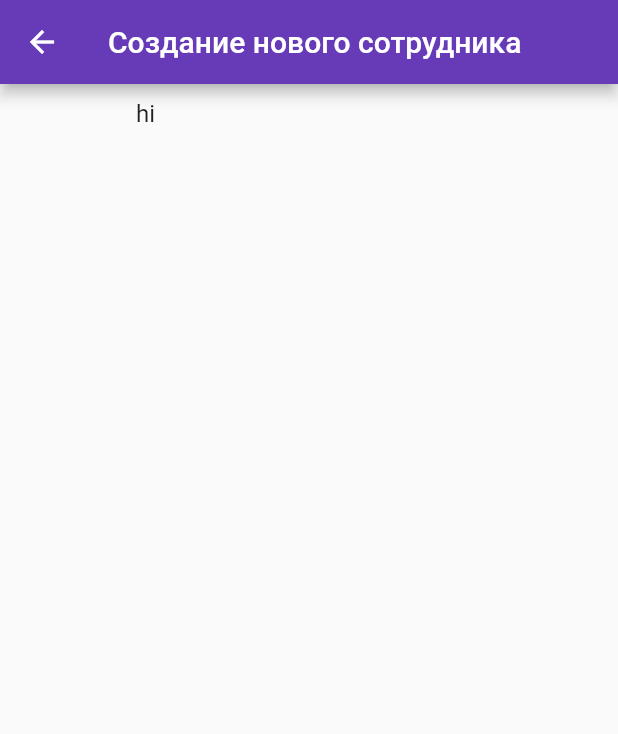
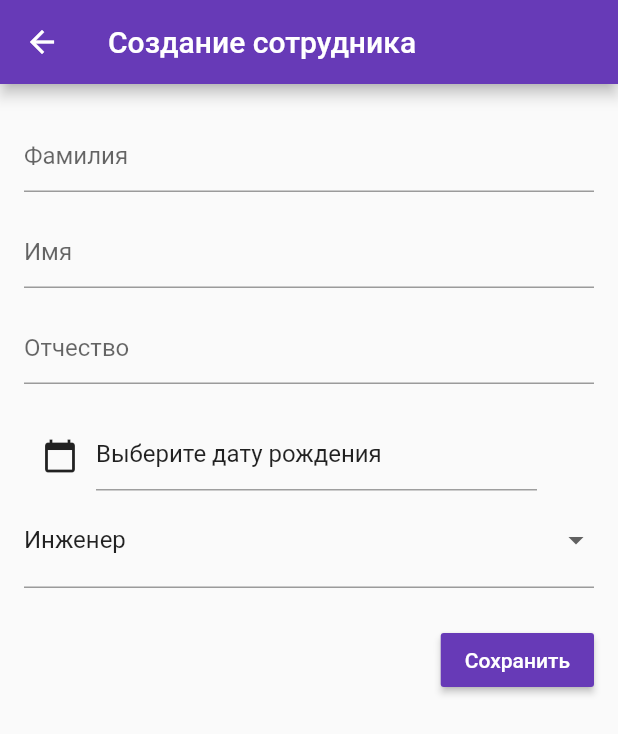
Before and after one commit to Steelwsky/staff_app, a Flutter app: the screen it shows after launch, after a tap on the "add" icon, on a phone screen of 412 x 824 dp. Shown: the top 734 px of the screen. Run offline on Flutter 3.47's test engine with Material 2 defaults, Android fonts, the phone set to English and light mode, and no system bars; our stand-ins replace cloud_firestore, flutter_datetime_picker; accounts and stored records are empty.

Commit message:
wrote few functions for firestore. Implemented addition of StaffMember (actually added some verifications and snackbars). todo: main list of staff members, child model, child addition and child list in staff's page

```diff
--- /dev/null
+++ b/lib/controller/creation_controller.dart
@@ -0,0 +1,6 @@
+import 'package:flutter/material.dart';
+
+class MyDatePicker {
+
+
+}
--- /dev/null
+++ b/lib/controller/staff_controller.dart
@@ -0,0 +1,142 @@
+import 'package:flutter/cupertino.dart';
+import 'package:flutter/material.dart';
+import 'package:intl/intl.dart';
+import 'package:staffapp/main.dart';
+import 'package:staffapp/models/staff_model.dart';
+import 'package:uuid/uuid.dart';
+
+class ManCreation {
+  final DatabaseConcept database;
+
+  ManCreation({this.database});
+
+  ValueNotifier<StaffMemberModel> staffMemberNotifier = ValueNotifier(StaffMemberModel(position: positionList.first));
+
+  void addInfo(DataType dataType, String data) {
+    switch (dataType) {
+      case DataType.lastName:
+        {
+//          dataType == DataType.lastName ? :
+          staffMemberNotifier.value = StaffMemberModel(
+            lastName: data,
+            firstName: staffMemberNotifier.value.firstName,
+            middleName: staffMemberNotifier.value.middleName,
+            birthDay: staffMemberNotifier.value.birthDay,
+            position: staffMemberNotifier.value.position,
+          );
+          break;
+        }
+      case DataType.firstName:
+        {
+          staffMemberNotifier.value = StaffMemberModel(
+            lastName: staffMemberNotifier.value.lastName,
+            firstName: data,
+            middleName: staffMemberNotifier.value.middleName,
+            birthDay: staffMemberNotifier.value.birthDay,
+            position: staffMemberNotifier.value.position,
+          );
+          break;
+        }
+      case DataType.middleName:
+        {
+          staffMemberNotifier.value = StaffMemberModel(
+            lastName: staffMemberNotifier.value.lastName,
+            firstName: staffMemberNotifier.value.firstName,
+            middleName: data,
+            birthDay: staffMemberNotifier.value.birthDay,
+            position: staffMemberNotifier.value.position,
+          );
+          break;
+        }
+      case DataType.position:
+        {
+          staffMemberNotifier.value = StaffMemberModel(
+            lastName: staffMemberNotifier.value.lastName,
+            firstName: staffMemberNotifier.value.firstName,
+            middleName: staffMemberNotifier.value.middleName,
+            birthDay: staffMemberNotifier.value.birthDay,
+            position: data,
+          );
+          break;
+        }
+    }
+  }
+
+  void addBirthDay(DateTime dateTime) {
+    staffMemberNotifier.value = StaffMemberModel(
+      lastName: staffMemberNotifier.value.lastName,
+      firstName: staffMemberNotifier.value.firstName,
+      middleName: staffMemberNotifier.value.middleName,
+      birthDay: DateFormat('yyyy-MM-dd').format(dateTime),
+      position: staffMemberNotifier.value.position,
+    );
+    print('addBirthday ${staffMemberNotifier.value.birthDay}');
+  }
+
+  String _getUuidFromString(String title) => Uuid().v5(title, 'UUID');
+
+  void saveNewStaffMember(GlobalKey<ScaffoldState> key) async {
+    staffMemberNotifier.value = StaffMemberModel(
+      id: _getUuidFromString(
+          '${staffMemberNotifier.value.lastName}${staffMemberNotifier.value.firstName}${staffMemberNotifier.value.middleName}${staffMemberNotifier.value.birthDay}'),
+      lastName: staffMemberNotifier.value.lastName,
+      firstName: staffMemberNotifier.value.firstName,
+      middleName: staffMemberNotifier.value.middleName,
+      birthDay: staffMemberNotifier.value.birthDay,
+      position: staffMemberNotifier.value.position,
+    );
+    if (await isStaffMemberInDatabase(string: staffMemberNotifier.value.id) == false) {
+      database.addStaffMember(staffMemberNotifier.value);
+      staffMemberNotifier.value = StaffMemberModel(position: positionList.first);
+      print('saved');
+      key.currentState.showSnackBar(snackbarSuccess);
+    } else {
+      print('already exists');
+      key.currentState.showSnackBar(snackbarExists);
+    }
+  }
+
+  void clearStaffInfo() {
+    staffMemberNotifier.value = StaffMemberModel(position: positionList.first);
+    print('cleared');
+  }
+
+  Future<bool> isStaffMemberInDatabase({@required String string}) {
+    return database.isStaffExists(string);
+  }
+
+  Stream<List<StaffMemberModel>> getAllStaff() {
+    print('getAll called');
+    return database.getAllStaff();
+  }
+}
+
+class DatePickerController {
+  ValueNotifier<DateTime> dateNotifier = ValueNotifier(DateTime(404));
+
+  void onDateChanged(DateTime dateTime) {
+    dateNotifier.value = dateTime;
+  }
+}
+
+enum DataType {
+  lastName,
+  firstName,
+  middleName,
+  position,
+}
+
+final snackbarDateFailed = SnackBar(
+  content: Text("Укажите дату рождения"),
+  duration: Duration(seconds: 2),
+);
+
+final snackbarSuccess = SnackBar(
+  content: Text("Сотрудник добавлен"),
+  duration: Duration(seconds: 2),
+);
+
+final snackbarExists = SnackBar(
+  content: Text("Сотрудник уже существует"),
+  duration: Duration(seconds: 2),
+);
--- a/lib/home_page.dart
+++ b/lib/home_page.dart
@@ -18,8 +18,8 @@ class _MyHomePageState extends State<MyHomePage> {
       ),
       body: Center(
           child: ListView(
-              key: PageStorageKey('latest'),
-              children: list
+              key: PageStorageKey('staffPage'),
+              children: staffList
                   .toList()
                   .map(
                     (i) => ListTile(
@@ -28,7 +28,7 @@ class _MyHomePageState extends State<MyHomePage> {
                         style: TextStyle(fontSize: 18),
                       ),
                       subtitle: Text(
-                        i.position,
+                        '${i.position} \n${i.birthDay}',
                         maxLines: 3,
                         overflow: TextOverflow.ellipsis,
                         style: TextStyle(fontSize: 16),
--- a/lib/main.dart
+++ b/lib/main.dart
@@ -1,21 +1,65 @@
 import 'package:flutter/material.dart';
+import 'package:flutter/services.dart';
 import 'package:provider/provider.dart';
+import 'package:staffapp/controller/staff_controller.dart';
+import 'package:staffapp/models/staff_model.dart';
+import 'package:staffapp/storage/firestore_service.dart';
 
 import 'home_page.dart';
 
-void main() => runApp(MyApp());
+typedef AddStaffMember = Future<void> Function(StaffMemberModel staffMemberModel);
+typedef GetAllStaff = Stream<List<StaffMemberModel>> Function();
+typedef IsStaffExists = Future<bool> Function(String string);
 
-class MyApp extends StatelessWidget {
+abstract class DatabaseConcept {
+  final AddStaffMember addStaffMember;
+  final GetAllStaff getAllStaff;
+  final IsStaffExists isStaffExists;
+
+  DatabaseConcept({this.addStaffMember, this.getAllStaff, this.isStaffExists});
+}
+
+class ProductionDatabase implements DatabaseConcept {
+  FirestoreDatabase firestoreDatabase = FirestoreDatabase();
+
+  @override
+  AddStaffMember get addStaffMember => firestoreDatabase.saveStaffMember;
+
+  @override
+  GetAllStaff get getAllStaff => firestoreDatabase.getAllStaff;
+
+  @override
+  IsStaffExists get isStaffExists => firestoreDatabase.isStaffExists;
+}
+
+void main() {
+  WidgetsFlutterBinding.ensureInitialized();
+  final DatabaseConcept firestore = ProductionDatabase();
+  SystemChrome.setPreferredOrientations([DeviceOrientation.portraitUp, DeviceOrientation.portraitDown])
+      .then((_) => runApp(MyApp(database: firestore)));
+}
+
+class MyApp extends StatefulWidget {
+  final DatabaseConcept database;
+
+  MyApp({this.database});
+
+  @override
+  _MyAppState createState() => _MyAppState();
+}
+
+class _MyAppState extends State<MyApp> {
   @override
   Widget build(BuildContext context) {
     return MultiProvider(
         providers: [
-
+          Provider<ManCreation>(create: (_) => ManCreation(database: widget.database)),
         ],
         child: MaterialApp(
           title: 'Staff App',
           theme: ThemeData(primarySwatch: Colors.deepPurple),
           home: MyHomePage(),
-        ));
+          initialRoute: '/',
+        ),);
   }
 }
--- a/lib/models/staff_model.dart
+++ b/lib/models/staff_model.dart
@@ -1,13 +1,27 @@
 class StaffMemberModel {
-  final int id;
+  final String id;
   final String lastName;
   final String firstName;
   final String middleName;
-  final DateTime birthDay;
+  final String birthDay;
   final String position;
 
-  StaffMemberModel(this.id, this.lastName, this.firstName, this.middleName, this.birthDay, this.position);
+  StaffMemberModel({this.id, this.lastName, this.firstName, this.middleName, this.birthDay, this.position});
 }
 
+final Iterable<StaffMemberModel> staffList = [
+  StaffMemberModel(
+    lastName: 'Ivanov',
+    firstName: 'Ivan',
+    middleName: 'Ivanovich',
+    birthDay: '1998',
+    position: 'Programmer',
+  )
+];
 
-Iterable<StaffMemberModel> list = [StaffMemberModel(1, 'Ivanov', 'Ivan', 'Ivanovich', DateTime(1988), 'Programmer')];
+//enum Position { manager, engineer }
+
+const List<String> positionList = [
+  "Инженер",
+  "Менеджер"
+];
--- a/lib/pages/creation_staff_member_page.dart
+++ b/lib/pages/creation_staff_member_page.dart
@@ -1,45 +1,95 @@
 import 'package:flutter/material.dart';
+import 'package:provider/provider.dart';
+import 'package:staffapp/controller/staff_controller.dart';
+import 'package:staffapp/widgets/date_picker_widget.dart';
+import 'package:staffapp/widgets/position_dropdown.dart';
+import 'package:staffapp/widgets/text_field_widget.dart';
 
 class CreationStaffMemberPage extends StatelessWidget {
+  final _scaffoldKey = GlobalKey<ScaffoldState>();
+  final _formKey = GlobalKey<FormState>();
+
+//  final snackbarDateFailed = SnackBar(
+//    content: Text("Укажите дату рождения"),
+//    duration: Duration(seconds: 2),
+//  );
+//
+//  final snackbarSuccess = SnackBar(
+//    content: Text("Сотрудник добавлен"),
+//    duration: Duration(seconds: 2),
+//  );
+
   @override
   Widget build(BuildContext context) {
-    return Scaffold(
+    final staffCreation = Provider.of<ManCreation>(context);
+    staffCreation.clearStaffInfo();
+    return MultiProvider(
+      providers: [
+        Provider<DatePickerController>(create: (_) => DatePickerController()),
+      ],
+      child: Scaffold(
+        key: _scaffoldKey,
         appBar: AppBar(
-        title: Text('Создание нового сотрудника'),
+          title: Text('Создание сотрудника'),
         ),
-      body: Column(
-        children: [
-          SingleChildScrollView(
-            child: Column(children: [
+        body: Form(
+          key: _formKey,
+          child: Padding(
+            padding: const EdgeInsets.all(16.0),
+            child: Column(
+              crossAxisAlignment: CrossAxisAlignment.start,
+              children: <Widget>[
+                MyTextFieldWidget(
+                  name: 'Фамилия',
+                  dataType: DataType.lastName,
+                  //todo add personType
+                ),
+                MyTextFieldWidget(
+                  name: 'Имя',
+                  dataType: DataType.firstName,
+                ),
+                MyTextFieldWidget(
+                  name: 'Отчество',
+                  dataType: DataType.middleName,
+                ),
+                MyDatePickerWidget(),
+                MyDropdownPosition(
+                  dataType: DataType.position,
+                ),
                 Padding(
-                padding: const EdgeInsets.all(10),
-                child: Column(
+                  padding: EdgeInsets.only(top: 24.0),
+                  child: Container(
+                    child: Row(
+                      mainAxisAlignment: MainAxisAlignment.end,
                       children: <Widget>[
-                    Text(
-                      'hi',
-                      style: TextStyle(fontSize: 16),
+                        RaisedButton(
+                            child: Text(
+                              'Сохранить',
+                              style: TextStyle(color: Colors.white),
                             ),
-                    Container(
-                      height: 50,
-                      width: 174,
-                      child: Center(
-                        child: Padding(
-                          padding: const EdgeInsets.only(top: 16.0),
-                          child: InkWell(
-                            onTap: () {},
-                            child: Row(
-                              children: <Widget>[],
-                            ),
-                          ),
+                            color: Colors.deepPurple,
+                            onPressed: () {
+                              if (staffCreation.staffMemberNotifier.value.birthDay == null) {
+                                print('birthday null');
+                                _scaffoldKey.currentState.showSnackBar(snackbarDateFailed);
+                              }
+                              if (_formKey.currentState.validate() &&
+                                  staffCreation.staffMemberNotifier.value.birthDay != null) {
+                                print('all good');
+                                staffCreation.saveNewStaffMember(_scaffoldKey);
+                                Future.delayed(Duration(seconds: 2), () {
+                                  Navigator.pop(context);
+                                });
+                              }
+                            }),
+                      ],
                     ),
                   ),
                 )
               ],
             ),
           ),
-            ]),
-          )
-        ],
+        ),
       ),
     );
   }
--- a/lib/pages/selected_staff_page.dart
+++ b/lib/pages/selected_staff_page.dart
@@ -2,7 +2,6 @@ import 'package:flutter/material.dart';
 import 'package:staffapp/models/staff_model.dart';
 import 'package:staffapp/pages/creation_child_page.dart';
 
-import 'creation_staff_member_page.dart';
 
 class SelectedStaffMemberPage extends StatelessWidget {
   SelectedStaffMemberPage({Key key, this.staffMemberModel}) : super(key: key);
--- /dev/null
+++ b/lib/widgets/date_picker_widget.dart
@@ -0,0 +1,65 @@
+import 'package:flutter/material.dart';
+import 'package:flutter_datetime_picker/flutter_datetime_picker.dart';
+import 'package:intl/intl.dart';
+import 'package:provider/provider.dart';
+import 'package:staffapp/controller/staff_controller.dart';
+
+class MyDatePickerWidget extends StatefulWidget {
+  @override
+  _MyDatePickerWidgetState createState() => _MyDatePickerWidgetState();
+}
+
+class _MyDatePickerWidgetState extends State<MyDatePickerWidget> {
+
+  @override
+  Widget build(BuildContext context) {
+    final datePickerController = Provider.of<DatePickerController>(context);
+    final staffCreation = Provider.of<ManCreation>(context);
+    return Padding(
+      padding: EdgeInsets.only(top: 16),
+      child: Row(
+        children: <Widget>[
+          IconButton(
+              icon: Icon(Icons.calendar_today),
+              onPressed: () {
+                DatePicker.showDatePicker(context,
+                    showTitleActions: true, minTime: DateTime(1940), maxTime: DateTime(2021), onConfirm: (date) {
+                  datePickerController.onDateChanged(date);
+                  staffCreation.addBirthDay(date);
+                }, currentTime: DateTime.now(), locale: LocaleType.ru);
+
+              }),
+          Container(
+              width: 294,
+              height: 46,
+              child: Padding(
+                padding: EdgeInsets.only(top: 12.0),
+                child: Column(
+                  crossAxisAlignment: CrossAxisAlignment.start,
+                  children: <Widget>[
+                    ValueListenableBuilder<DateTime>(
+                        valueListenable: datePickerController.dateNotifier,
+                        builder: (_, dateTime, __) {
+                          return Text(
+                            dateTime == DateTime(404)
+                                ? 'Выберите дату рождения'
+                                : DateFormat('yyyy-MM-dd').format(dateTime),
+                            style: TextStyle(fontSize: 16),
+                          );
+                        }),
+                    Padding(
+                      padding: EdgeInsets.only(top: 14.0),
+                      child: Divider(
+                        thickness: 1,
+                        height: 1,
+                        color: Colors.grey,
+                      ),
+                    )
+                  ],
+                ),
+              )),
+        ],
+      ),
+    );
+  }
+}
--- /dev/null
+++ b/lib/widgets/position_dropdown.dart
@@ -0,0 +1,57 @@
+import 'package:flutter/material.dart';
+import 'package:provider/provider.dart';
+import 'package:staffapp/controller/staff_controller.dart';
+import 'package:staffapp/models/staff_model.dart';
+
+class MyDropdownPosition extends StatefulWidget {
+  final DataType dataType;
+
+  MyDropdownPosition({this.dataType});
+
+  @override
+  _MyDropdownPositionState createState() => _MyDropdownPositionState();
+}
+
+class _MyDropdownPositionState extends State<MyDropdownPosition> {
+  var _currentSelectedValue = positionList.first;
+
+  @override
+  Widget build(BuildContext context) {
+    final staffCreation = Provider.of<ManCreation>(context);
+    return FormField<String>(
+      builder: (FormFieldState<String> state) {
+        return DropdownButtonHideUnderline(
+            child: Column(
+          crossAxisAlignment: CrossAxisAlignment.stretch,
+          children: <Widget>[
+            InputDecorator(
+              decoration: InputDecoration(
+                filled: false,
+                hintText: 'Выберите должность',
+              ),
+              child: Padding(
+                padding: const EdgeInsets.symmetric(vertical: 8.0),
+                child: DropdownButton<String>(
+                  value: _currentSelectedValue,
+                  isDense: true,
+                  onChanged: (String newValue) {
+                    staffCreation.addInfo(widget.dataType, newValue);
+                    setState(() {
+                      _currentSelectedValue = newValue;
+                    });
+                  },
+                  items: positionList.map((String value) {
+                    return DropdownMenuItem<String>(
+                      value: value,
+                      child: Text(value),
+                    );
+                  }).toList(),
+                ),
+              ),
+            )
+          ],
+        ));
+      },
+    );
+  }
+}
--- /dev/null
+++ b/lib/widgets/text_field_widget.dart
@@ -0,0 +1,38 @@
+import 'package:flutter/material.dart';
+import 'package:provider/provider.dart';
+import 'package:staffapp/controller/staff_controller.dart';
+
+class MyTextFieldWidget extends StatelessWidget {
+  final String name;
+  final DataType dataType;
+
+//  final MemberType memberType;
+
+  MyTextFieldWidget({
+    @required this.name,
+    this.dataType,
+//    this.memberType,
+  });
+
+  @override
+  Widget build(BuildContext context) {
+    final staffCreation = Provider.of<ManCreation>(context);
+    return Padding(
+      padding: const EdgeInsets.only(top: 8.0, bottom: 8.0),
+      child: TextFormField(
+        decoration: InputDecoration(
+          hintText: name,
+        ),
+        onChanged: (string) {
+          staffCreation.addInfo(dataType, string);
+        },
+        validator: (value) {
+          if (value.isEmpty) {
+            return 'Требуется $name';
+          }
+          return null;
+        },
+      ),
+    );
+  }
+}
--- a/pubspec.yaml
+++ b/pubspec.yaml
@@ -12,6 +12,9 @@ dependencies:
   cupertino_icons: ^0.1.2
   provider: ^3.1.0+1
   cloud_firestore: ^0.13.5
+  flutter_datetime_picker: ^1.3.8
+  intl: ^0.16.1
+  uuid: ^2.0.4
 
 dev_dependencies:
   flutter_test:
```
Also changed, not shown: lib/storage/firestore_service.dart (added, +54 -0 lines), lib/storage/local_storage.dart (deleted, +0 -9 lines), pubspec.lock, 5 other files. Lines whose indentation alone changed are shown as unchanged.
